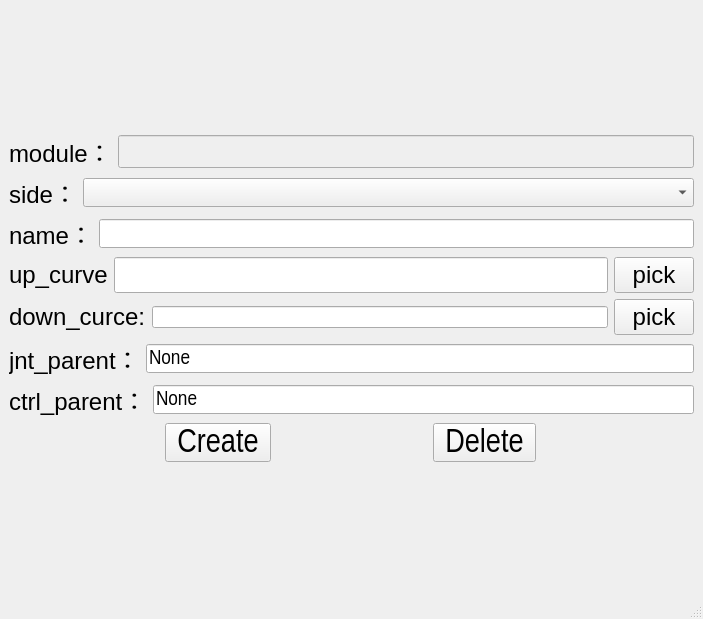
Above: bind/ui/setup/face_ui.ui from MuZiMuZi/muziToolset before the change. Below: the same form after it.
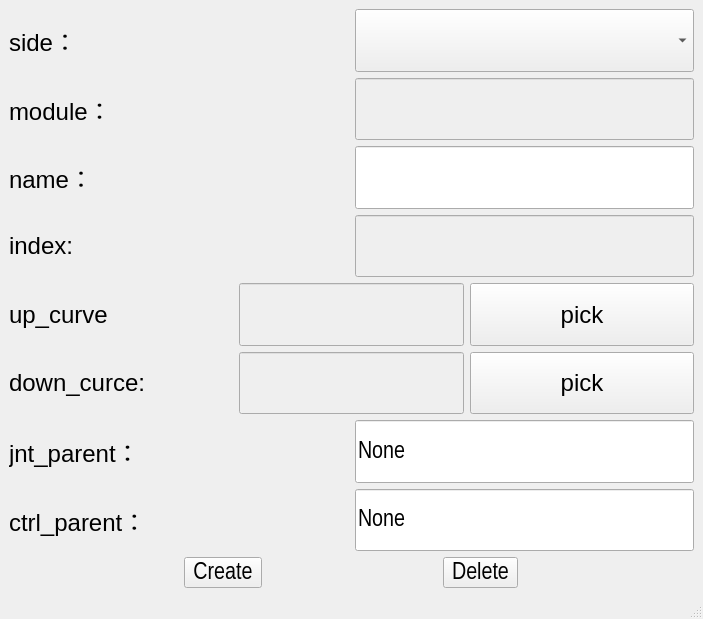
That is the form after the change.

The edit to the form file:
```diff
--- a/bind/ui/setup/face_ui.ui
+++ b/bind/ui/setup/face_ui.ui
@@ -17,56 +17,12 @@
             <layout class="QVBoxLayout" name="verticalLayout_2">
                 <item>
                     <layout class="QVBoxLayout" name="verticalLayout">
-                        <item>
-                            <layout class="QHBoxLayout" name="horizontalLayout">
-                                <item>
-                                    <widget class="QLabel" name="label">
-                                        <property name="sizePolicy">
-                                            <sizepolicy hsizetype="Fixed" vsizetype="Fixed">
-                                                <horstretch>0</horstretch>
-                                                <verstretch>0</verstretch>
-                                            </sizepolicy>
-                                        </property>
-                                        <property name="font">
-                                            <font>
-                                                <pointsize>18</pointsize>
-                                                <kerning>true</kerning>
-                                            </font>
-                                        </property>
-                                        <property name="contextMenuPolicy">
-                                            <enum>Qt::PreventContextMenu</enum>
-                                        </property>
-                                        <property name="layoutDirection">
-                                            <enum>Qt::LeftToRight</enum>
-                                        </property>
-                                        <property name="text">
-                                            <string>module：</string>
-                                        </property>
-                                        <property name="alignment">
-                                            <set>Qt::AlignLeading|Qt::AlignLeft|Qt::AlignVCenter</set>
-                                        </property>
-                                    </widget>
-                                </item>
-                                <item>
-                                    <widget class="QLineEdit" name="module_edit">
-                                        <property name="enabled">
-                                            <bool>false</bool>
-                                        </property>
-                                        <property name="font">
-                                            <font>
-                                                <pointsize>16</pointsize>
-                                            </font>
-                                        </property>
-                                    </widget>
-                                </item>
-                            </layout>
-                        </item>
                         <item>
                             <layout class="QHBoxLayout" name="horizontalLayout_2">
                                 <item>
                                     <widget class="QLabel" name="side_label">
                                         <property name="sizePolicy">
-                                            <sizepolicy hsizetype="Fixed" vsizetype="Fixed">
+           <sizepolicy hsizetype="Preferred" vsizetype="Preferred">
                                                 <horstretch>0</horstretch>
                                                 <verstretch>0</verstretch>
                                             </sizepolicy>
@@ -99,7 +55,7 @@
                                 <item>
                                     <widget class="QComboBox" name="side_cbox">
                                         <property name="sizePolicy">
-                                            <sizepolicy hsizetype="Preferred" vsizetype="Fixed">
+           <sizepolicy hsizetype="Preferred" vsizetype="Preferred">
                                                 <horstretch>0</horstretch>
                                                 <verstretch>0</verstretch>
                                             </sizepolicy>
@@ -107,7 +63,7 @@
                                         <property name="font">
                                             <font>
                                                 <family>Arial Narrow</family>
-                                                <pointsize>16</pointsize>
+            <pointsize>18</pointsize>
                                                 <weight>50</weight>
                                                 <bold>false</bold>
                                             </font>
@@ -116,12 +72,62 @@
                                 </item>
                             </layout>
                         </item>
+      <item>
+       <layout class="QHBoxLayout" name="horizontalLayout">
+        <item>
+         <widget class="QLabel" name="label">
+          <property name="sizePolicy">
+           <sizepolicy hsizetype="Preferred" vsizetype="Preferred">
+            <horstretch>0</horstretch>
+            <verstretch>0</verstretch>
+           </sizepolicy>
+          </property>
+          <property name="font">
+           <font>
+            <pointsize>18</pointsize>
+            <kerning>true</kerning>
+           </font>
+          </property>
+          <property name="contextMenuPolicy">
+           <enum>Qt::PreventContextMenu</enum>
+          </property>
+          <property name="layoutDirection">
+           <enum>Qt::LeftToRight</enum>
+          </property>
+          <property name="text">
+           <string>module：</string>
+          </property>
+          <property name="alignment">
+           <set>Qt::AlignLeading|Qt::AlignLeft|Qt::AlignVCenter</set>
+          </property>
+         </widget>
+        </item>
+        <item>
+         <widget class="QLineEdit" name="module_edit">
+          <property name="enabled">
+           <bool>false</bool>
+          </property>
+          <property name="sizePolicy">
+           <sizepolicy hsizetype="Preferred" vsizetype="Preferred">
+            <horstretch>0</horstretch>
+            <verstretch>0</verstretch>
+           </sizepolicy>
+          </property>
+          <property name="font">
+           <font>
+            <pointsize>18</pointsize>
+           </font>
+          </property>
+         </widget>
+        </item>
+       </layout>
+      </item>
                         <item>
                             <layout class="QHBoxLayout" name="horizontalLayout_3">
                                 <item>
                                     <widget class="QLabel" name="label_4">
                                         <property name="sizePolicy">
-                                            <sizepolicy hsizetype="Fixed" vsizetype="Fixed">
+           <sizepolicy hsizetype="Preferred" vsizetype="Preferred">
                                                 <horstretch>0</horstretch>
                                                 <verstretch>0</verstretch>
                                             </sizepolicy>
@@ -147,10 +153,56 @@
                                 </item>
                                 <item>
                                     <widget class="QLineEdit" name="name_edit">
+          <property name="sizePolicy">
+           <sizepolicy hsizetype="Preferred" vsizetype="Preferred">
+            <horstretch>0</horstretch>
+            <verstretch>0</verstretch>
+           </sizepolicy>
+          </property>
                                         <property name="font">
                                             <font>
                                                 <family>Arial Narrow</family>
-                                                <pointsize>16</pointsize>
+            <pointsize>18</pointsize>
+           </font>
+          </property>
+         </widget>
+        </item>
+       </layout>
+      </item>
+      <item>
+       <layout class="QHBoxLayout" name="horizontalLayout_9">
+        <item>
+         <widget class="QLabel" name="index_label">
+          <property name="sizePolicy">
+           <sizepolicy hsizetype="Preferred" vsizetype="Preferred">
+            <horstretch>0</horstretch>
+            <verstretch>0</verstretch>
+           </sizepolicy>
+          </property>
+          <property name="font">
+           <font>
+            <pointsize>18</pointsize>
+           </font>
+          </property>
+          <property name="text">
+           <string>index:</string>
+          </property>
+         </widget>
+        </item>
+        <item>
+         <widget class="QLineEdit" name="index_edit">
+          <property name="enabled">
+           <bool>false</bool>
+          </property>
+          <property name="sizePolicy">
+           <sizepolicy hsizetype="Preferred" vsizetype="Preferred">
+            <horstretch>0</horstretch>
+            <verstretch>0</verstretch>
+           </sizepolicy>
+          </property>
+          <property name="font">
+           <font>
+            <pointsize>18</pointsize>
                                             </font>
                                         </property>
                                     </widget>
@@ -161,6 +213,12 @@
                             <layout class="QHBoxLayout" name="horizontalLayout_4">
                                 <item>
                                     <widget class="QLabel" name="up_curce_label">
+          <property name="sizePolicy">
+           <sizepolicy hsizetype="Preferred" vsizetype="Preferred">
+            <horstretch>0</horstretch>
+            <verstretch>0</verstretch>
+           </sizepolicy>
+          </property>
                                         <property name="font">
                                             <font>
                                                 <pointsize>18</pointsize>
@@ -173,6 +231,15 @@
                                 </item>
                                 <item>
                                     <widget class="QLineEdit" name="up_curce_edit">
+          <property name="enabled">
+           <bool>false</bool>
+          </property>
+          <property name="sizePolicy">
+           <sizepolicy hsizetype="Preferred" vsizetype="Preferred">
+            <horstretch>0</horstretch>
+            <verstretch>0</verstretch>
+           </sizepolicy>
+          </property>
                                         <property name="font">
                                             <font>
                                                 <pointsize>18</pointsize>
@@ -182,6 +249,12 @@
                                 </item>
                                 <item>
                                     <widget class="QPushButton" name="up_curce_btn">
+          <property name="sizePolicy">
+           <sizepolicy hsizetype="Preferred" vsizetype="Preferred">
+            <horstretch>0</horstretch>
+            <verstretch>0</verstretch>
+           </sizepolicy>
+          </property>
                                         <property name="font">
                                             <font>
                                                 <pointsize>18</pointsize>
@@ -198,6 +271,12 @@
                             <layout class="QHBoxLayout" name="horizontalLayout_8">
                                 <item>
                                     <widget class="QLabel" name="down_curce_label">
+          <property name="sizePolicy">
+           <sizepolicy hsizetype="Preferred" vsizetype="Preferred">
+            <horstretch>0</horstretch>
+            <verstretch>0</verstretch>
+           </sizepolicy>
+          </property>
                                         <property name="font">
                                             <font>
                                                 <pointsize>18</pointsize>
@@ -209,10 +288,31 @@
                                     </widget>
                                 </item>
                                 <item>
-                                    <widget class="QLineEdit" name="down_curce_Edit"/>
+         <widget class="QLineEdit" name="down_curce_Edit">
+          <property name="enabled">
+           <bool>false</bool>
+          </property>
+          <property name="sizePolicy">
+           <sizepolicy hsizetype="Preferred" vsizetype="Preferred">
+            <horstretch>0</horstretch>
+            <verstretch>0</verstretch>
+           </sizepolicy>
+          </property>
+          <property name="font">
+           <font>
+            <pointsize>18</pointsize>
+           </font>
+          </property>
+         </widget>
                                 </item>
                                 <item>
                                     <widget class="QPushButton" name="down_curce_btn">
+          <property name="sizePolicy">
+           <sizepolicy hsizetype="Preferred" vsizetype="Preferred">
+            <horstretch>0</horstretch>
+            <verstretch>0</verstretch>
+           </sizepolicy>
+          </property>
                                         <property name="font">
                                             <font>
                                                 <pointsize>18</pointsize>
@@ -229,6 +329,12 @@
                             <layout class="QHBoxLayout" name="horizontalLayout_5">
                                 <item>
                                     <widget class="QLabel" name="label_6">
+          <property name="sizePolicy">
+           <sizepolicy hsizetype="Preferred" vsizetype="Preferred">
+            <horstretch>0</horstretch>
+            <verstretch>0</verstretch>
+           </sizepolicy>
+          </property>
                                         <property name="font">
                                             <font>
                                                 <pointsize>18</pointsize>
@@ -250,10 +356,16 @@
                                 </item>
                                 <item>
                                     <widget class="QLineEdit" name="jnt_parent_edit">
+          <property name="sizePolicy">
+           <sizepolicy hsizetype="Preferred" vsizetype="Preferred">
+            <horstretch>0</horstretch>
+            <verstretch>0</verstretch>
+           </sizepolicy>
+          </property>
                                         <property name="font">
                                             <font>
                                                 <family>Arial Narrow</family>
-                                                <pointsize>16</pointsize>
+            <pointsize>18</pointsize>
                                             </font>
                                         </property>
                                         <property name="text">
@@ -268,7 +380,7 @@
                                 <item>
                                     <widget class="QLabel" name="label_7">
                                         <property name="sizePolicy">
-                                            <sizepolicy hsizetype="Fixed" vsizetype="Fixed">
+           <sizepolicy hsizetype="Preferred" vsizetype="Preferred">
                                                 <horstretch>0</horstretch>
                                                 <verstretch>0</verstretch>
                                             </sizepolicy>
@@ -294,10 +406,16 @@
                                 </item>
                                 <item>
                                     <widget class="QLineEdit" name="ctrl_parent_edit">
+          <property name="sizePolicy">
+           <sizepolicy hsizetype="Preferred" vsizetype="Preferred">
+            <horstretch>0</horstretch>
+            <verstretch>0</verstretch>
+           </sizepolicy>
+          </property>
                                         <property name="font">
                                             <font>
                                                 <family>Arial Narrow</family>
-                                                <pointsize>16</pointsize>
+            <pointsize>18</pointsize>
                                             </font>
                                         </property>
                                         <property name="text">
@@ -317,7 +435,7 @@
                                         <property name="font">
                                             <font>
                                                 <family>Arial Narrow</family>
-                                                <pointsize>25</pointsize>
+            <pointsize>18</pointsize>
                                             </font>
                                         </property>
                                         <property name="text">
@@ -345,7 +463,7 @@
                                         <property name="font">
                                             <font>
                                                 <family>Arial Narrow</family>
-                                                <pointsize>25</pointsize>
+            <pointsize>18</pointsize>
                                             </font>
                                         </property>
                                         <property name="text">
```
Lines whose indentation alone changed are shown as unchanged.
